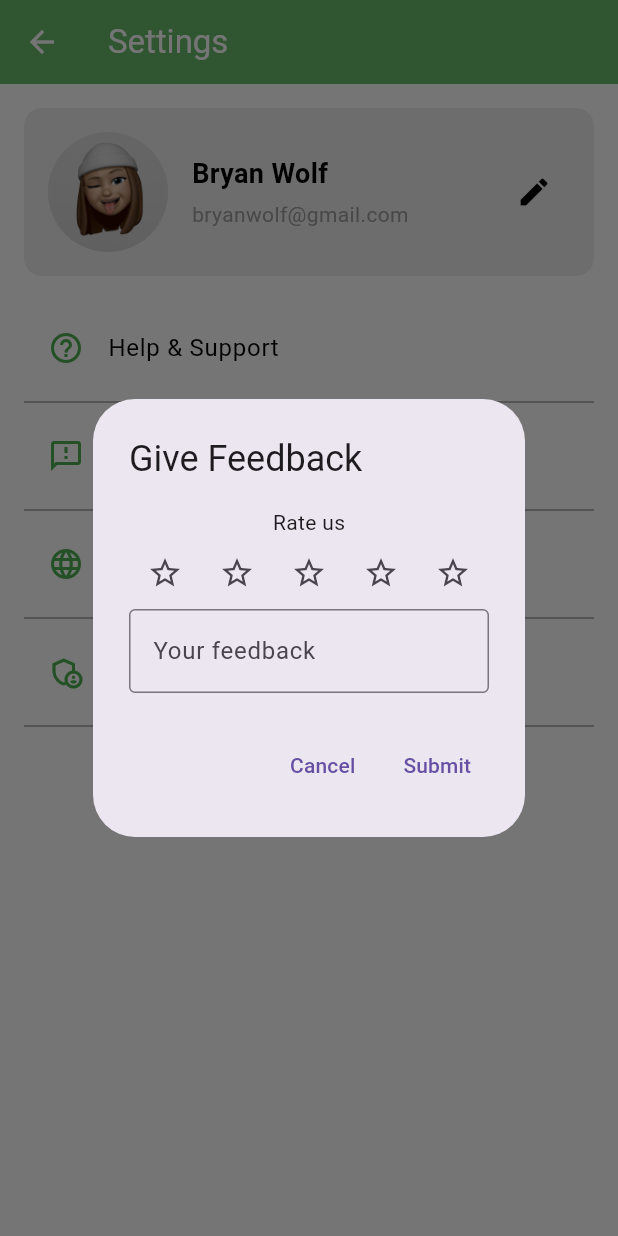
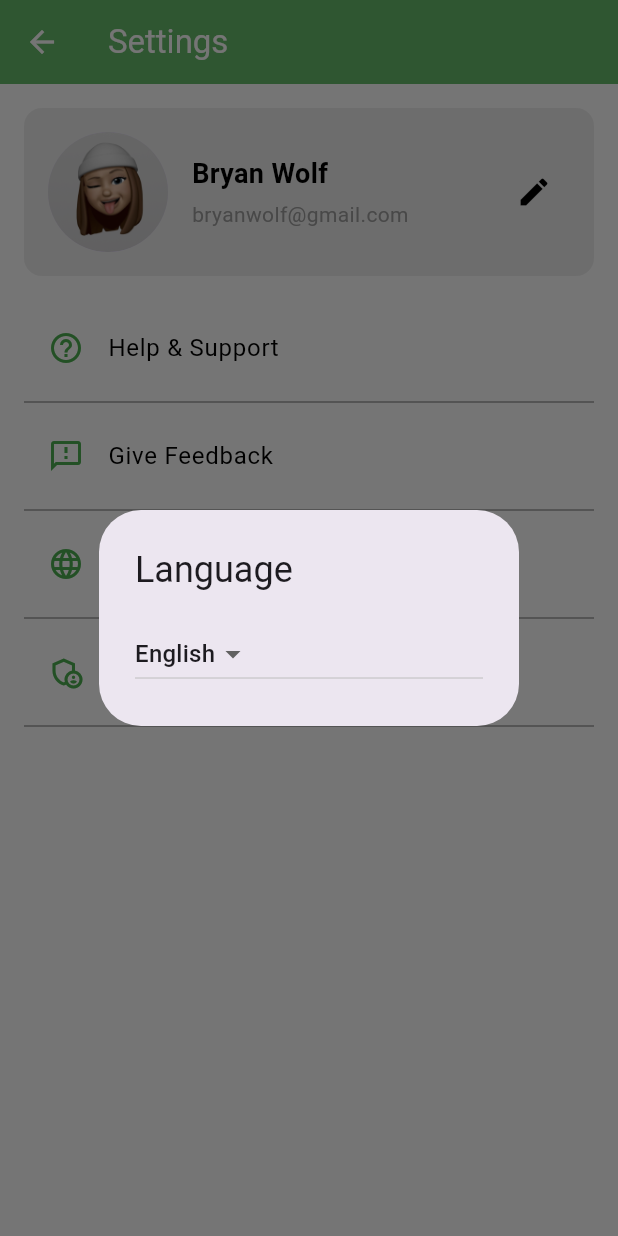
Before and after one commit to MalikKa2002/final_project, a Flutter app: the SettingsScreen screen opened directly, after a tap on "Language", on a phone screen of 412 x 824 dp. Run offline on Flutter 3.47's test engine with Material 3 defaults, Android fonts, the phone set to English and light mode, and no system bars; our stand-ins replace camera, carousel_slider, cloud_firestore, dotted_border, file_picker, firebase_auth and 7 more; accounts and stored records are empty; generated files the repository leaves out were written again.

Commit message:
Add language switcher dialog to settings screen; enhance language selection experience

```diff
--- a/smart_guide/lib/Screens/settings_screen.dart
+++ b/smart_guide/lib/Screens/settings_screen.dart
@@ -1,4 +1,5 @@
 import 'package:flutter/material.dart';
+import 'package:smart_guide/Language/language_switcher.dart';
 import 'package:smart_guide/Screens/admin_pade.dart';
 import 'package:flutter_gen/gen_l10n/app_localizations.dart';
 
@@ -208,7 +209,15 @@ class SettingsScreen extends StatelessWidget {
               leading: const Icon(Icons.language_outlined, color: Colors.green),
               title:
                   Text(local.language, style: TextStyle(color: Colors.black)),
-              onTap: () => _showFeedbackDialog(context),
+              onTap: () {
+                showDialog(
+                  context: context,
+                  builder: (context) => AlertDialog(
+                    title: Text(local.language),
+                    content: LanguageSwitcher(),
+                  ),
+                );
+              },
             ),
             const Divider(color: Colors.grey),
 
```
